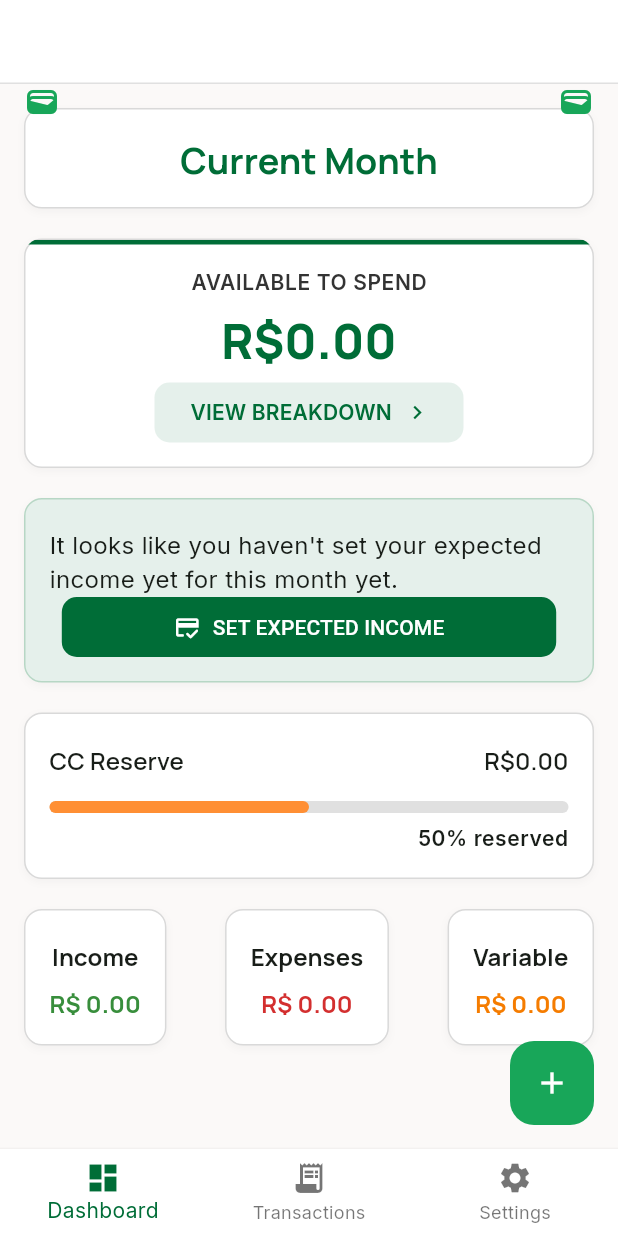
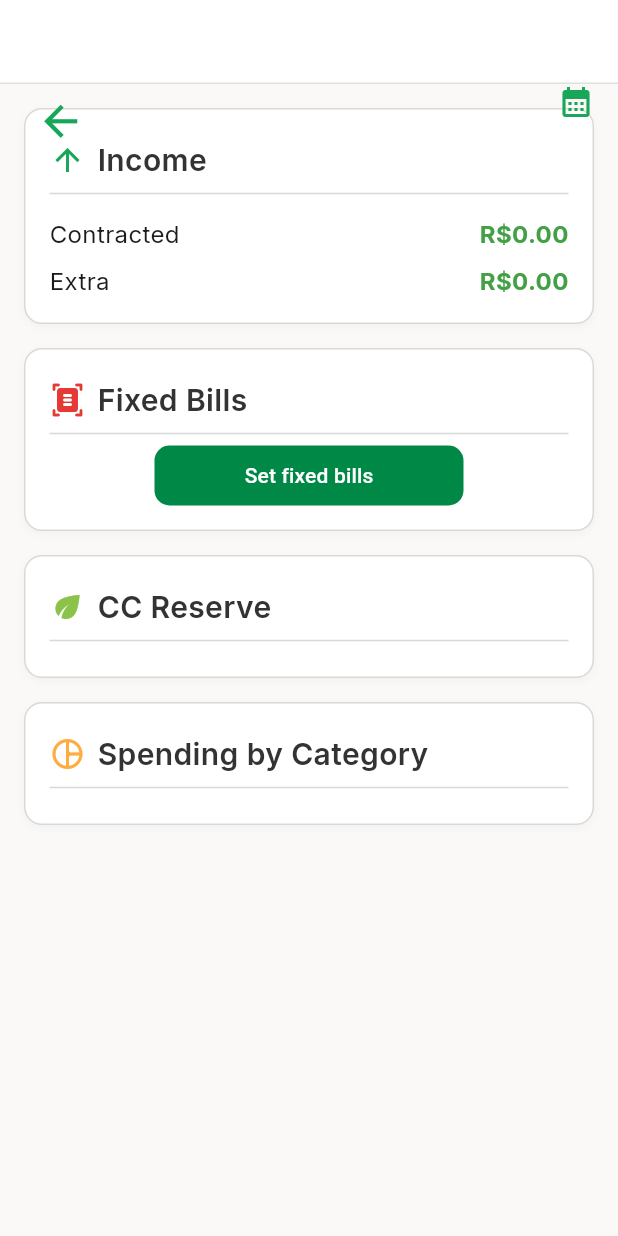
Before and after one commit to anasenglishub/aurora_finance, a Flutter app: the screen it shows after launch, after a tap on "VIEW BREAKDOWN", on a phone screen of 412 x 824 dp. Run offline on Flutter 3.47's test engine with Material 3 defaults, Android fonts, the phone set to English and light mode, and no system bars; our stand-ins replace google_fonts.

Commit message:
feat: added income and fixed bills cards functionality

```diff
--- a/lib/app/app.dart
+++ b/lib/app/app.dart
@@ -1,8 +1,10 @@
 import 'package:flutter/material.dart';
 import 'package:aurora_finance/app/shared/utils/app_config.dart';
+import 'package:aurora_finance/app/view/pages/financial_breakdown.dart';
 import 'package:aurora_finance/app/view/pages/home_page.dart';
 import 'package:aurora_finance/app/view/pages/income_input_page.dart';
 import 'package:aurora_finance/app/view/pages/new_transaction_page.dart';
+import 'package:aurora_finance/app/view/pages/settings_page.dart';
 import 'package:google_fonts/google_fonts.dart';
 
 class AuroraApp extends StatelessWidget {
@@ -15,6 +17,8 @@ class AuroraApp extends StatelessWidget {
         '/home': (context) => HomePage(),
         '/income-input': (context) => IncomeInputPage(),
         '/new-transaction': (context) => NewTransactionPage(),
+        '/financial-breakdown': (context) => FinancialBreakdownPage(),
+        '/settings': (context) => SettingsPage(),
       },
       theme: ThemeData(
         colorScheme: ColorScheme.fromSeed(seedColor: AppConfig.primarySwatch[500]!),
--- /dev/null
+++ b/lib/app/entities/fixed_bill.dart
@@ -0,0 +1,15 @@
+import 'package:aurora_finance/app/shared/enums/fixed_bill_status.dart';
+
+class FixedBill {
+  final String name;
+  final double amount;
+  final FixedBillStatus status;
+  final DateTime dueDate;
+
+  FixedBill({
+    required this.name,
+    required this.amount,
+    required this.status,
+    required this.dueDate,
+  });
+}
--- a/lib/app/model_view/settings/available_fund_model_view.dart
+++ b/lib/app/model_view/settings/available_fund_model_view.dart
@@ -1,3 +1,4 @@
+import 'package:aurora_finance/app/model_view/transactions/transactions_model_view.dart';
 import 'package:flutter/material.dart';
 
 class AvailableFundModelView extends ChangeNotifier {
@@ -14,6 +15,7 @@ class AvailableFundModelView extends ChangeNotifier {
   double get totalFixedBills => _totalFixedBills;
   double get availableFund => _availableFund;
   String get currentMonth => _currentMonth;
+  double get extraIncome => TransactionsModelView().variableIncome;
 
   void setExpectedIncome(double value) {
     _expectedIncome = value;
--- /dev/null
+++ b/lib/app/model_view/settings/fixed_bills_model_view.dart
@@ -0,0 +1,31 @@
+import 'package:flutter/material.dart';
+import 'package:aurora_finance/app/entities/fixed_bill.dart';
+import 'package:aurora_finance/app/shared/enums/fixed_bill_status.dart';
+
+class FixedBillsModelView extends ChangeNotifier {
+  static final FixedBillsModelView _instance = FixedBillsModelView._internal();
+  factory FixedBillsModelView() => _instance;
+  FixedBillsModelView._internal();
+
+  final List<FixedBill> _fixedBills = [];
+
+  List<FixedBill> get fixedBills => _fixedBills;
+
+  void addFixedBill(FixedBill bill) {
+    _fixedBills.add(bill);
+    notifyListeners();
+  }
+
+  void removeFixedBill(FixedBill bill) {
+    _fixedBills.remove(bill);
+    notifyListeners();
+  }
+
+  void changeBillStatus(FixedBill bill, FixedBillStatus newStatus) {
+    final index = _fixedBills.indexOf(bill);
+    if (index == -1) return;
+
+    _fixedBills[index] = FixedBill(name: bill.name, amount: bill.amount, status: newStatus, dueDate: bill.dueDate);
+    notifyListeners();
+  }
+}
--- /dev/null
+++ b/lib/app/shared/enums/fixed_bill_status.dart
@@ -0,0 +1,9 @@
+enum FixedBillStatus {
+  pending('Por pagar'),
+  paid('Pago'),
+  overdue('Atrasado');
+
+  final String name;
+
+  const FixedBillStatus(this.name);
+}
--- /dev/null
+++ b/lib/app/view/pages/financial_breakdown.dart
@@ -0,0 +1,35 @@
+
+import 'package:aurora_finance/app/view/widgets/UI/custom_app_bar_widget.dart';
+import 'package:flutter/material.dart';
+import 'package:aurora_finance/app/shared/utils/app_config.dart';
+import 'package:aurora_finance/app/view/widgets/breakdown/income_card.dart';
+import 'package:aurora_finance/app/view/widgets/breakdown/fixed_bills_card.dart';
+import 'package:aurora_finance/app/view/widgets/breakdown/CCreserve_card.dart';
+import 'package:aurora_finance/app/view/widgets/breakdown/spending_card.dart';
+
+class FinancialBreakdownPage extends StatelessWidget {
+  const FinancialBreakdownPage({super.key});
+
+  @override
+  Widget build(BuildContext context) {
+    return Scaffold(
+      backgroundColor: AppConfig.backgroundColor,
+      appBar: CustomAppBarWidget(
+        title: 'Financial Breakdown',
+        icon: Icons.calendar_month,
+      ),
+      body: Padding(
+        padding: const EdgeInsets.all(16.0),
+        child: Column(
+          spacing: 16,
+          children: [
+            IncomeCard(),
+            FixedBillsCard(),
+            CCreserveCard(),
+            SpendingCard(),
+          ],
+        ),
+      ),
+    );
+  }
+}
--- /dev/null
+++ b/lib/app/view/widgets/breakdown/CCreserve_card.dart
@@ -0,0 +1,18 @@
+import 'package:aurora_finance/app/view/widgets/breakdown/breakdown_card.dart';
+import 'package:flutter/material.dart';
+
+class CCreserveCard extends StatelessWidget {
+  const CCreserveCard({super.key});
+
+  @override
+  Widget build(BuildContext context) {
+    return BreakdownCard(
+      title: 'CC Reserve',
+      icon: Icon(
+        Icons.eco,
+        color: Colors.lightGreen,
+      ),
+      children: [],
+    );
+  }
+}
--- /dev/null
+++ b/lib/app/view/widgets/breakdown/breakdown_card.dart
@@ -0,0 +1,37 @@
+import 'package:flutter/material.dart';
+import 'package:aurora_finance/app/view/widgets/UI/card_widget.dart';
+import 'package:aurora_finance/app/shared/utils/app_config.dart';
+
+class BreakdownCard extends StatelessWidget {
+  final String title;
+  final Icon icon;
+  final List<Widget> children;
+
+  const BreakdownCard({super.key, required this.title, required this.icon, required this.children});
+
+  @override
+  Widget build(BuildContext context) {
+    return CardWidget(
+      child: Column(
+        children: [
+          Row(
+            children: [
+              icon,
+              const SizedBox(width: 8),
+              Text(
+                title,
+                style: Theme.of(context).textTheme.bodyMedium?.copyWith(
+                  fontSize: 20,
+                  fontWeight: FontWeight.w600,
+                  color: AppConfig.neutralSwatch[500],
+                ),
+              ),
+            ],
+          ),
+          Divider(color: AppConfig.neutralSwatch[100]),
+          ...children,
+        ],
+      ),
+    );
+  }
+}
--- /dev/null
+++ b/lib/app/view/widgets/breakdown/fixed_bills_card.dart
@@ -0,0 +1,62 @@
+import 'package:aurora_finance/app/shared/utils/app_config.dart';
+import 'package:aurora_finance/app/view/widgets/UI/custom_button_widget.dart';
+import 'package:aurora_finance/app/view/widgets/breakdown/breakdown_card.dart';
+import 'package:aurora_finance/app/view/widgets/breakdown/fixed_bill_item.dart';
+import 'package:flutter/material.dart';
+import 'package:aurora_finance/app/model_view/settings/fixed_bills_model_view.dart';
+
+class FixedBillsCard extends StatelessWidget {
+  const FixedBillsCard({super.key});
+
+  @override
+  Widget build(BuildContext context) {
+    final modelView = FixedBillsModelView();
+
+    return ListenableBuilder(
+      listenable: modelView,
+      builder: (context, child) {
+        final fixedBills = modelView.fixedBills;
+
+        return BreakdownCard(
+          title: 'Fixed Bills',
+          icon: Icon(
+            Icons.document_scanner_rounded,
+            color: Colors.red[600],
+          ),
+          children: [
+            if (fixedBills.isNotEmpty)
+            ...fixedBills.map((bill) {
+              return Column(
+                children: [
+                  Container(
+                    padding: EdgeInsets.symmetric(horizontal: 8),
+                    decoration: BoxDecoration(
+                      color: Colors.grey[100],
+                      borderRadius: BorderRadius.circular(12),
+                    ),
+                    child: Column(
+                      children: [
+                        const SizedBox(height: 8),
+                        FixedBillItem(bill: bill, fixedBillsModelView: modelView),
+                      ],
+                    ),
+                  ),
+                  SizedBox(height: 8,)
+                ],
+              );
+            }),
+
+            if (fixedBills.isEmpty)
+              CustomButtonWidget(
+                backgroundColor: AppConfig.primarySwatch[600],
+                child: Text('Set fixed bills'),
+                onPressed: () {
+                  Navigator.pushNamed(context, '/settings');
+                }
+              )
+          ],
+        );
+      },
+    );
+  }
+}
--- /dev/null
+++ b/lib/app/view/widgets/breakdown/income_card.dart
@@ -0,0 +1,56 @@
+import 'package:aurora_finance/app/model_view/settings/available_fund_model_view.dart';
+import 'package:aurora_finance/app/shared/utils/app_config.dart';
+import 'package:aurora_finance/app/view/widgets/breakdown/breakdown_card.dart';
+import 'package:flutter/material.dart';
+
+class IncomeCard extends StatelessWidget {
+  const IncomeCard({super.key});
+
+  @override
+  Widget build(BuildContext context) {
+    final viewModel = AvailableFundModelView();
+
+    return ListenableBuilder(
+      listenable: viewModel,
+      builder: (context, child) {
+        final List<Map<String, double>> incomeItems = [
+          { 'Contracted': viewModel.expectedIncome },
+          { 'Extra': viewModel.extraIncome },
+        ];
+
+        return BreakdownCard(
+          title: 'Income',
+          icon: Icon(
+            Icons.arrow_upward,
+            color: AppConfig.primarySwatch,
+          ),
+          children: [
+            ...incomeItems.map((item) {
+              return Column(
+                children: [
+                  const SizedBox(height: 8),
+                  Row(
+                    mainAxisAlignment: MainAxisAlignment.spaceBetween,
+                    children: [
+                      Text(
+                        item.keys.first,
+                        style: Theme.of(context).textTheme.bodyMedium,
+                      ),
+                      Text(
+                        'R\$${item.values.first.toStringAsFixed(2)}',
+                        style: Theme.of(context).textTheme.bodyMedium!.copyWith(
+                          color: Colors.green[600],
+                          fontWeight: FontWeight.bold,
+                        ),
+                      ),
+                    ],
+                  ),
+                ],
+              );
+            }),
+          ],
+        );
+      }
+    );
+  }
+}
--- /dev/null
+++ b/lib/app/view/widgets/breakdown/spending_card.dart
@@ -0,0 +1,18 @@
+import 'package:flutter/material.dart';
+import 'package:aurora_finance/app/view/widgets/breakdown/breakdown_card.dart';
+
+class SpendingCard extends StatelessWidget {
+  const SpendingCard({super.key});
+
+  @override
+  Widget build(BuildContext context) {
+    return BreakdownCard(
+      title: 'Spending by Category',
+      icon: Icon(
+        Icons.pie_chart_outline_rounded,
+        color: Colors.orangeAccent,
+      ),
+      children: [],
+    );
+  }
+}
```
Also changed, not shown: lib/app/view/pages/settings_page.dart (added, +18 -0 lines), lib/app/view/widgets/breakdown/fixed_bill_item.dart (added, +107 -0 lines).
